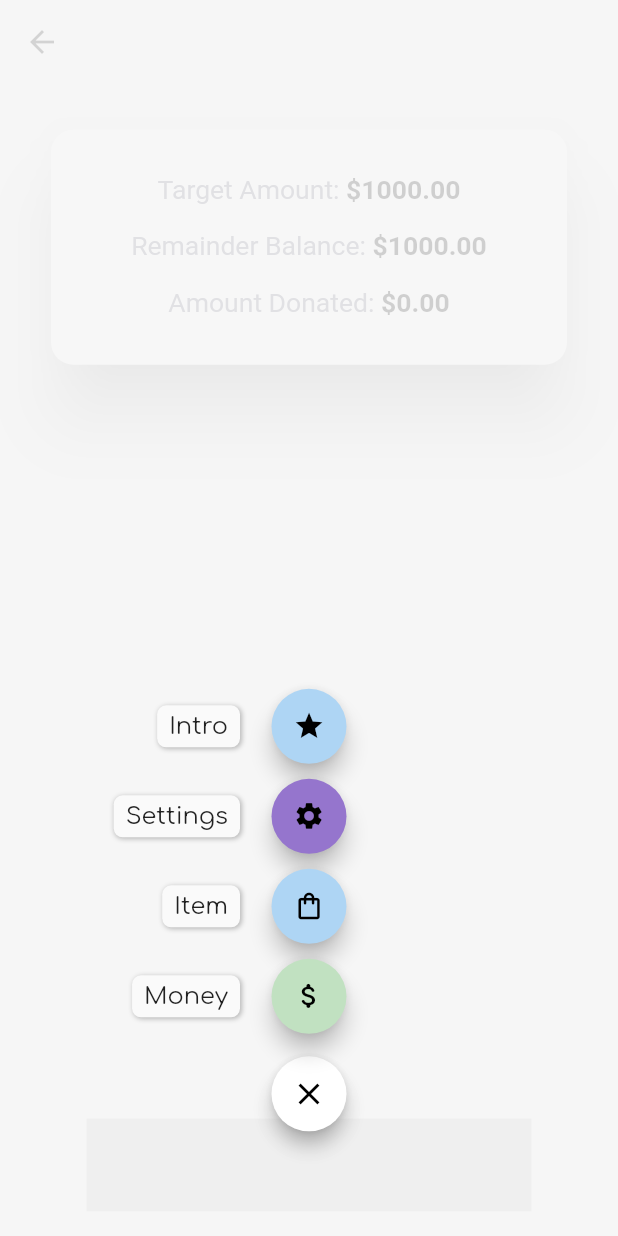
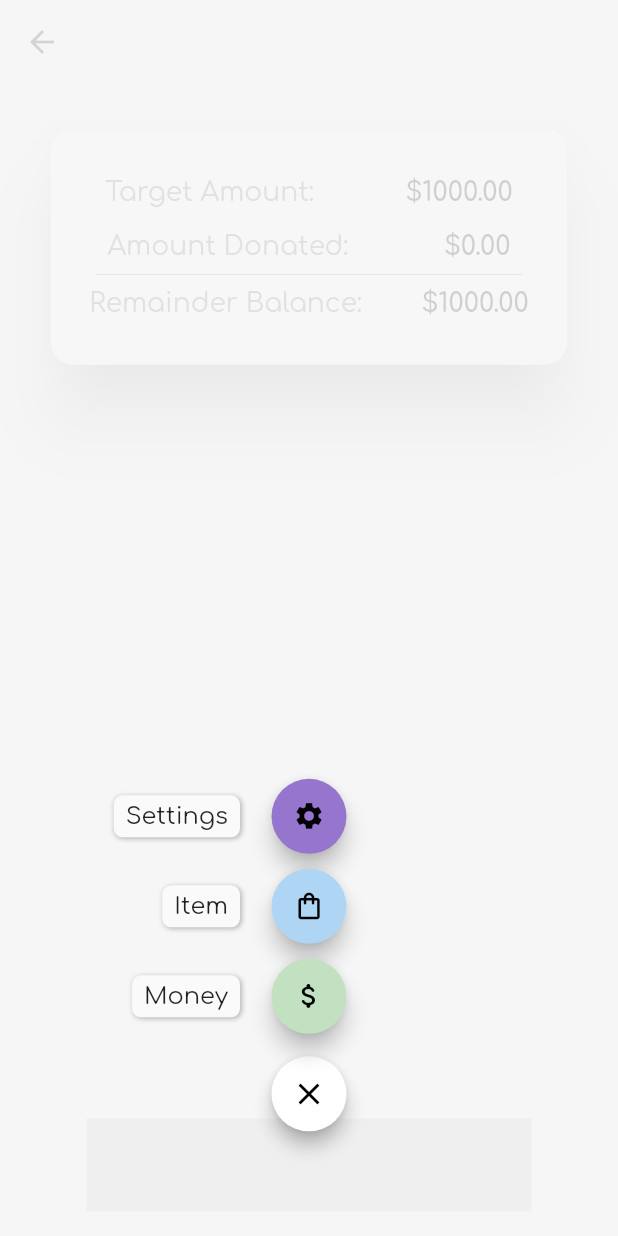
Before and after one commit to RhinoInani/ThankYou, a Flutter app: the Holder screen opened by its route, after a tap on the "add" icon, on a phone screen of 412 x 824 dp. Run offline on Flutter 3.47's test engine with Material 2 defaults, Android fonts, the phone set to English and light mode, and no system bars; drawn by our look-alikes of flutter_speed_dial; our stand-ins replace google_fonts, hive, hive_flutter, introduction_screen; missing offline and left inert: bottom_bar; accounts and stored records are empty.

Commit message:
Set up intro.dart to launch only on the first time alongside prompt for setting the target amount. Further backend cleanup and bug fixes.

```diff
--- a/lib/components/recentDonationCard.dart
+++ b/lib/components/recentDonationCard.dart
@@ -87,7 +87,7 @@ class RecentDonationsCard extends StatelessWidget {
               child: Container(
                 width: size.width * 0.55,
                 child: Text(
-                  "\$${item.amount!}",
+                  "\$${item.amount!.toStringAsFixed(2)}",
                   style: TextStyle(
                     fontWeight: FontWeight.bold,
                     fontSize: size.height * 0.025,
--- a/lib/components/unboldBoldText.dart
+++ b/lib/components/unboldBoldText.dart
@@ -1,6 +1,6 @@
 import 'package:flutter/material.dart';
 
-import '../../userValues.dart';
+import '../userValues.dart';
 
 class UnboldBoldText extends StatelessWidget {
   const UnboldBoldText({
@@ -19,22 +19,45 @@ class UnboldBoldText extends StatelessWidget {
   @override
   Widget build(BuildContext context) {
     return Padding(
-      padding: EdgeInsets.all(size.height * 0.01),
-      child: RichText(
-        text: TextSpan(
-          style: TextStyle(
-            fontSize: size.width * 0.043,
-            color: kLightBlackColor.withBlue(kLightBlackColor.blue + 15),
-          ),
+        padding: EdgeInsets.all(size.height * 0.01),
+        child: Row(
+          mainAxisAlignment: MainAxisAlignment.spaceAround,
           children: [
-            TextSpan(text: "$unbold"),
-            TextSpan(
-              text: "$bold",
-              style: TextStyle(fontWeight: FontWeight.w600, color: color),
+            Text(
+              "$unbold",
+              textAlign: TextAlign.start,
+              style: TextStyle(
+                fontSize: size.width * 0.043,
+                color: kLightBlackColor.withBlue(kLightBlackColor.blue + 15),
+              ),
+            ),
+            Text(
+              "$bold",
+              textAlign: TextAlign.end,
+              style: TextStyle(
+                fontSize: size.width * 0.043,
+                fontWeight: FontWeight.w600,
+                color: color,
+              ),
             ),
           ],
-        ),
-      ),
-    );
+        )
+
+        //RichText(
+        //         text: TextSpan(
+        //           style: TextStyle(
+        //             fontSize: size.width * 0.043,
+        //             color: kLightBlackColor.withBlue(kLightBlackColor.blue + 15),
+        //           ),
+        //           children: [
+        //             TextSpan(text: "$unbold"),
+        //             TextSpan(
+        //               text: "$bold",
+        //               style: TextStyle(fontWeight: FontWeight.w600, color: color),
+        //             ),
+        //           ],
+        //         ),
+        //       ),
+        );
   }
 }
--- a/lib/home.dart
+++ b/lib/home.dart
@@ -15,6 +15,7 @@ class HomeScreen extends StatefulWidget {
 
 class _HomeScreenState extends State<HomeScreen> {
   var donations = Hive.box('donations');
+  var userValues = Hive.box('userValues');
 
   @override
   Widget build(BuildContext context) {
@@ -41,6 +42,10 @@ class _HomeScreenState extends State<HomeScreen> {
                   onDismissed: (direction) async {
                     // await confirmDelete(size, card);
                     await donations.delete(card.uuid);
+                    setState(() {
+                      donated -= card.amount!;
+                    });
+                    await setDonations();
                   },
                   child: Container(
                     padding: EdgeInsets.symmetric(
@@ -176,17 +181,17 @@ class HeaderSilverDelegate extends SliverPersistentHeaderDelegate {
             bottom: 0.0,
             child: Opacity(
               opacity: percent,
-              child: Padding(
+              child: Container(
                 padding: EdgeInsets.symmetric(horizontal: 30 * percent),
                 child: Card(
                   shape: RoundedRectangleBorder(
                     borderRadius: BorderRadius.circular(15),
                   ),
                   elevation: 20.0,
-                  child: Center(
-                    //TODO: make font size bigger and implement carousal to shift between data sets
                   child: Column(
                     mainAxisSize: MainAxisSize.min,
+                    crossAxisAlignment: CrossAxisAlignment.center,
+                    mainAxisAlignment: MainAxisAlignment.center,
                     children: [
                       UnboldBoldText(
                         size: size,
@@ -196,22 +201,23 @@ class HeaderSilverDelegate extends SliverPersistentHeaderDelegate {
                       ),
                       UnboldBoldText(
                         size: size,
-                          unbold: "Remainder Balance: ",
-                          bold: "\$${remainder.toStringAsFixed(2)}",
+                        unbold: "Amount Donated: ",
+                        bold: "\$${donated.toStringAsFixed(2)}",
                         //.toStringAsFixed makes it so that the values are rounded to two decimals places
                         //use throughout code !
                         color: kBlackColor,
                       ),
+                      Divider(
+                        height: 1,
+                      ),
                       UnboldBoldText(
                         size: size,
-                          unbold: "Amount Donated: ",
-                          bold: "\$${donated.toStringAsFixed(2)}",
-                          color: donated >= target
-                              ? Colors.lightGreen
-                              : kBlackColor,
+                        unbold: "Remainder Balance: ",
+                        bold: "\$${remainder.toStringAsFixed(2)}",
+                        color:
+                            donated >= target ? Colors.lightGreen : kBlackColor,
                       ),
                     ],
-                    ),
                   ),
                 ),
               ),
--- a/lib/main.dart
+++ b/lib/main.dart
@@ -18,6 +18,7 @@ void main() async {
   Box userValues = Hive.box('userValues');
   target = await userValues.get('target', defaultValue: 1000.00);
   donated = await userValues.get('donated', defaultValue: 0.00);
+  firstTime = await userValues.get('firstTime', defaultValue: true);
   remainder = target - donated;
   await Hive.openBox('donations');
   runApp(MyApp());
@@ -50,7 +51,7 @@ class MyApp extends StatelessWidget {
         ),
         textTheme: GoogleFonts.comfortaaTextTheme(),
       ),
-      home: Holder(),
+      home: firstTime ? Introduction() : Holder(),
     );
   }
 }
@@ -173,19 +174,6 @@ class _HolderState extends State<Holder> {
               }));
             },
           ),
-          SpeedDialChild(
-            child: Icon(
-              Icons.star,
-            ),
-            backgroundColor: mainBlue,
-            label: 'Intro',
-            labelStyle: TextStyle(fontSize: 16.0),
-            onTap: () {
-              Navigator.of(context).push(MaterialPageRoute(builder: (context) {
-                return Introduction();
-              }));
-            },
-          ),
         ],
       ),
     );
```
Also changed, not shown: lib/introduction/intro.dart (+89 -10 lines), lib/newDonation.dart (+23 -9 lines), lib/userValues.dart (+7 -2 lines). Lines whose indentation alone changed are shown as unchanged.
